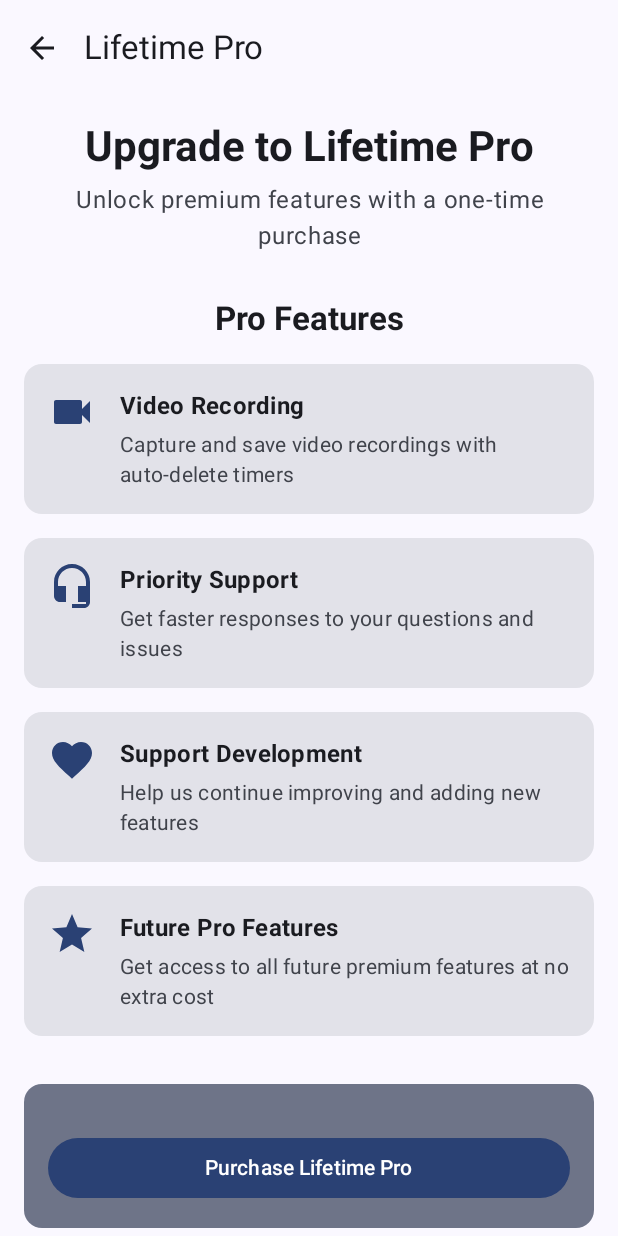
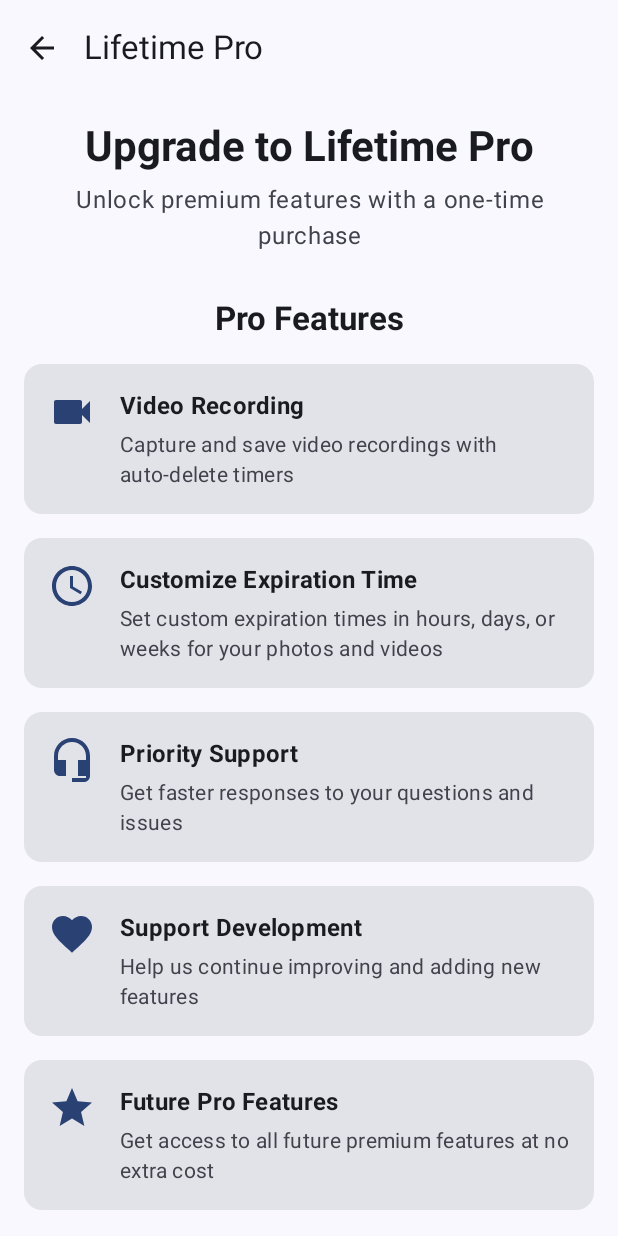
Before and after one commit to longhl104/utility-cam, an Android app built with Jetpack Compose: the ProScreen screen opened through its navigation route, on a phone screen of 412 x 824 dp. Run offline under Robolectric (Android 15) with nearby library versions, the light colour scheme and no system bars; libraries missing offline, so code that uses them is left out: com.android.billingclient, com.google.android.play; pictures from the network do not load; 8 statements that could not run were skipped.

Commit message:
feat: Add custom expiration feature for Pro users with corresponding UI updates and string resources

```diff
--- a/app/src/main/java/com/utility/cam/ui/gallery/GalleryScreen.kt
+++ b/app/src/main/java/com/utility/cam/ui/gallery/GalleryScreen.kt
@@ -20,7 +20,7 @@ import androidx.compose.foundation.lazy.grid.LazyVerticalGrid
 import androidx.compose.foundation.lazy.grid.items
 import androidx.compose.foundation.shape.RoundedCornerShape
 import androidx.compose.material.icons.Icons
-import androidx.compose.material.icons.filled.Add
+import androidx.compose.material.icons.filled.CameraAlt
 import androidx.compose.material.icons.filled.Close
 import androidx.compose.material.icons.filled.Delete
 import androidx.compose.material.icons.filled.PlayCircleOutline
@@ -263,7 +263,7 @@ fun GalleryScreen(
                     onClick = onNavigateToCamera,
                     containerColor = MaterialTheme.colorScheme.primary
                 ) {
-                    Icon(Icons.Default.Add, contentDescription = stringResource(R.string.gallery_take_photo))
+                    Icon(Icons.Default.CameraAlt, contentDescription = stringResource(R.string.gallery_take_photo))
                 }
             }
         }
--- a/app/src/main/java/com/utility/cam/ui/pro/ProScreen.kt
+++ b/app/src/main/java/com/utility/cam/ui/pro/ProScreen.kt
@@ -166,6 +166,14 @@ fun ProScreen(
                 icon = Icons.Default.Videocam,
                 title = stringResource(R.string.pro_feature_video_title),
                 description = stringResource(R.string.pro_feature_video_description)
+            )
+
+            Spacer(modifier = Modifier.height(16.dp))
+
+            ProFeatureItem(
+                icon = Icons.Default.Schedule,
+                title = stringResource(R.string.pro_feature_custom_expiration_title),
+                description = stringResource(R.string.pro_feature_custom_expiration_description)
             )
 
             Spacer(modifier = Modifier.height(16.dp))
--- a/app/src/main/res/values/strings.xml
+++ b/app/src/main/res/values/strings.xml
@@ -219,6 +219,8 @@
     <string name="pro_features_title">Pro Features</string>
     <string name="pro_feature_video_title">Video Recording</string>
     <string name="pro_feature_video_description">Capture and save video recordings with auto-delete timers</string>
+    <string name="pro_feature_custom_expiration_title">Customize Expiration Time</string>
+    <string name="pro_feature_custom_expiration_description">Set custom expiration times in hours, days, or weeks for your photos and videos</string>
     <string name="pro_feature_priority_support_title">Priority Support</string>
     <string name="pro_feature_priority_support_description">Get faster responses to your questions and issues</string>
     <string name="pro_feature_support_dev_title">Support Development</string>
```
Also changed, not shown: 2 other files.
